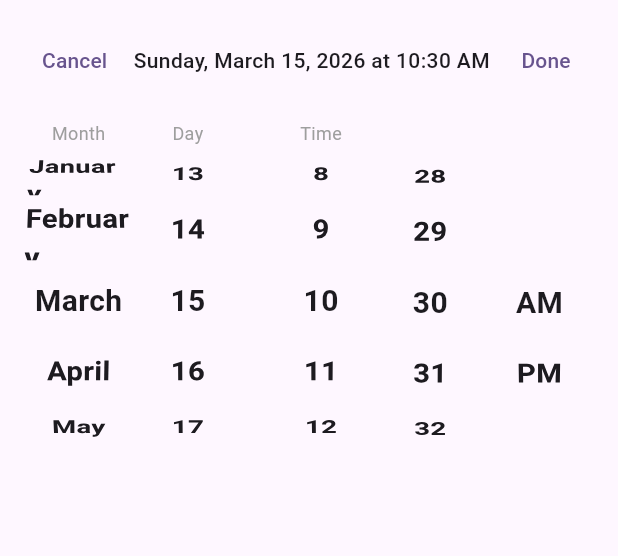
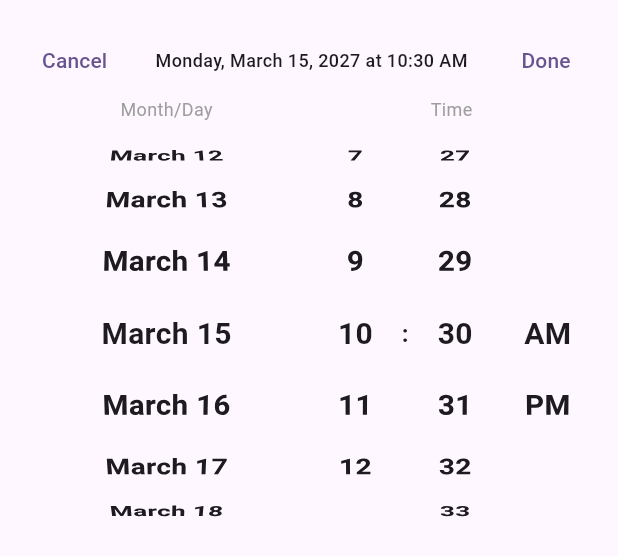
Before and after one commit to Lazy-Shadow/todo, a Flutter app: the _ScrollableDatePicker widget shown alone on an empty page, opened directly with empty values, on a phone screen of 412 x 824 dp. Shown: the top 556 px of the screen. Run offline on Flutter 3.47's test engine with Material 3 defaults, Android fonts, the phone set to English and light mode, and no system bars; our stand-ins replace shared_preferences; accounts and stored records are empty.

Commit message:
fixed android view for date picker

```diff
--- a/lib/main.dart
+++ b/lib/main.dart
@@ -756,7 +756,6 @@ class _ScrollableDatePicker extends StatefulWidget {
 class _ScrollableDatePickerState extends State<_ScrollableDatePicker> {
   late int _selectedMonth;
   late int _selectedDay;
-  late int _selectedYear;
   late int _selectedHour;
   late int _selectedMinute;
   late bool _isPM;
@@ -769,60 +768,44 @@ class _ScrollableDatePickerState extends State<_ScrollableDatePicker> {
   @override
   void initState() {
     super.initState();
-    final now = DateTime.now();
     _selectedMonth = widget.initialDate.month;
     _selectedDay = widget.initialDate.day;
-    _selectedYear = widget.initialDate.year;
     _selectedHour = widget.initialDate.hour == 0 ? 12 : (widget.initialDate.hour > 12 ? widget.initialDate.hour - 12 : widget.initialDate.hour);
     _selectedMinute = widget.initialDate.minute;
     _isPM = widget.initialDate.hour >= 12;
   }
 
-  int _getDaysInMonth(int month, int year) {
-    return DateTime(year, month + 1, 0).day;
-  }
+  int _getDaysInMonth(int month, int year) => DateTime(year, month + 1, 0).day;
 
-  String _getDayOfWeek(int month, int day) {
-    final date = DateTime(_getAutoYear(), month, day);
-    return _weekdays[date.weekday % 7];
-  }
+  String _getDayOfWeek(int month, int day) => _weekdays[DateTime(_getAutoYear(), month, day).weekday % 7];
 
   int _getAutoYear() {
     final now = DateTime.now();
-    final selectedDate = DateTime(_selectedYear, _selectedMonth, _selectedDay);
-    final currentDate = DateTime(now.year, now.month, now.day);
-
-    if (selectedDate.isBefore(currentDate)) {
-      return _currentYear + 1;
-    }
-    return _currentYear;
+    final selectedDate = DateTime(_selectedMonth, _selectedDay);
+    return selectedDate.isBefore(DateTime(now.year, now.month, now.day)) ? _currentYear + 1 : _currentYear;
   }
 
   void _updateDate() {
     final year = _getAutoYear();
     final daysInMonth = _getDaysInMonth(_selectedMonth, year);
-    if (_selectedDay > daysInMonth) {
-      _selectedDay = daysInMonth;
-    }
+    if (_selectedDay > daysInMonth) _selectedDay = daysInMonth;
 
     int hour24 = _selectedHour;
     if (_isPM && _selectedHour != 12) hour24 += 12;
     if (!_isPM && _selectedHour == 12) hour24 = 0;
 
-    final date = DateTime(year, _selectedMonth, _selectedDay, hour24, _selectedMinute);
-    widget.onDateSelected(date);
+    widget.onDateSelected(DateTime(year, _selectedMonth, _selectedDay, hour24, _selectedMinute));
   }
 
   @override
   Widget build(BuildContext context) {
     final year = _getAutoYear();
     final daysInMonth = _getDaysInMonth(_selectedMonth, year);
-    final days = List.generate(daysInMonth, (i) => i + 1);
     final hours = List.generate(12, (i) => i + 1);
     final minutes = List.generate(60, (i) => i);
 
     return Container(
-      height: 320,
+      height: MediaQuery.of(context).size.width < 600 ? 380 : 320,
       padding: const EdgeInsets.all(16),
       child: Column(
         children: [
@@ -833,9 +816,13 @@ class _ScrollableDatePickerState extends State<_ScrollableDatePicker> {
                 onPressed: () => Navigator.pop(context),
                 child: const Text('Cancel'),
               ),
-              Text(
+              Expanded(
+                child: Text(
                   '${_getDayOfWeek(_selectedMonth, _selectedDay)}, ${_months[_selectedMonth - 1]} $_selectedDay, ${_getAutoYear()} at $_selectedHour:${_selectedMinute.toString().padLeft(2, '0')} ${_isPM ? 'PM' : 'AM'}',
-                style: const TextStyle(fontSize: 14, fontWeight: FontWeight.w500),
+                  style: TextStyle(fontSize: MediaQuery.of(context).size.width < 600 ? 12 : 14, fontWeight: FontWeight.w500),
+                  textAlign: TextAlign.center,
+                  overflow: TextOverflow.visible,
+                ),
               ),
               TextButton(
                 onPressed: () {
@@ -846,20 +833,19 @@ class _ScrollableDatePickerState extends State<_ScrollableDatePicker> {
               ),
             ],
           ),
-          const SizedBox(height: 16),
           Expanded(
             child: Row(
               children: [
                 Expanded(
                   child: Column(
                     children: [
-                      const Text('Month', style: TextStyle(fontSize: 12, color: Colors.grey)),
+                      const Text('Month/Day', style: TextStyle(fontSize: 12, color: Colors.grey)),
                       Expanded(
                         child: _WheelPicker(
-                          items: _months,
-                          selectedIndex: _selectedMonth - 1,
+                          items: List.generate(daysInMonth, (i) => '${_months[_selectedMonth - 1]} ${i + 1}'),
+                          selectedIndex: _selectedDay - 1,
                           onSelectedItemChanged: (index) {
-                            setState(() => _selectedMonth = index + 1);
+                            setState(() => _selectedDay = index + 1);
                             _updateDate();
                           },
                         ),
@@ -870,25 +856,10 @@ class _ScrollableDatePickerState extends State<_ScrollableDatePicker> {
                 Expanded(
                   child: Column(
                     children: [
-                      const Text('Day', style: TextStyle(fontSize: 12, color: Colors.grey)),
+                      const Text('Time', style: TextStyle(fontSize: 12, color: Colors.grey)),
                       Expanded(
-                        child: _WheelPicker(
-                          items: days.map((d) => d.toString()).toList(),
-                          selectedIndex: _selectedDay - 1,
-                          onSelectedItemChanged: (index) {
-                            setState(() => _selectedDay = index + 1);
-                            _updateDate();
-                          },
-                        ),
-                      ),
-                    ],
-                  ),
-                ),
-                const SizedBox(width: 16),
-                Expanded(
-                  child: Column(
+                        child: Row(
                           children: [
-                      const Text('Time', style: TextStyle(fontSize: 12, color: Colors.grey)),
                             Expanded(
                               child: _WheelPicker(
                                 items: hours.map((h) => h.toString()).toList(),
@@ -899,13 +870,7 @@ class _ScrollableDatePickerState extends State<_ScrollableDatePicker> {
                                 },
                               ),
                             ),
-                    ],
-                  ),
-                ),
-                Expanded(
-                  child: Column(
-                    children: [
-                      const SizedBox(height: 20),
+                            const Text(':', style: TextStyle(fontSize: 16, fontWeight: FontWeight.bold)),
                             Expanded(
                               child: _WheelPicker(
                                 items: minutes.map((m) => m.toString().padLeft(2, '0')).toList(),
@@ -916,21 +881,17 @@ class _ScrollableDatePickerState extends State<_ScrollableDatePicker> {
                                 },
                               ),
                             ),
-                    ],
-                  ),
-                ),
-                Expanded(
-                  child: Column(
-                    children: [
-                      const SizedBox(height: 20),
                             Expanded(
                               child: _WheelPicker(
-                          items: ['AM', 'PM'],
+                                items: const ['AM', 'PM'],
                                 selectedIndex: _isPM ? 1 : 0,
                                 onSelectedItemChanged: (index) {
                                   setState(() => _isPM = index == 1);
                                   _updateDate();
                                 },
+                              ),
+                            ),
+                          ],
                         ),
                       ),
                     ],
```
Lines whose indentation alone changed are shown as unchanged.
